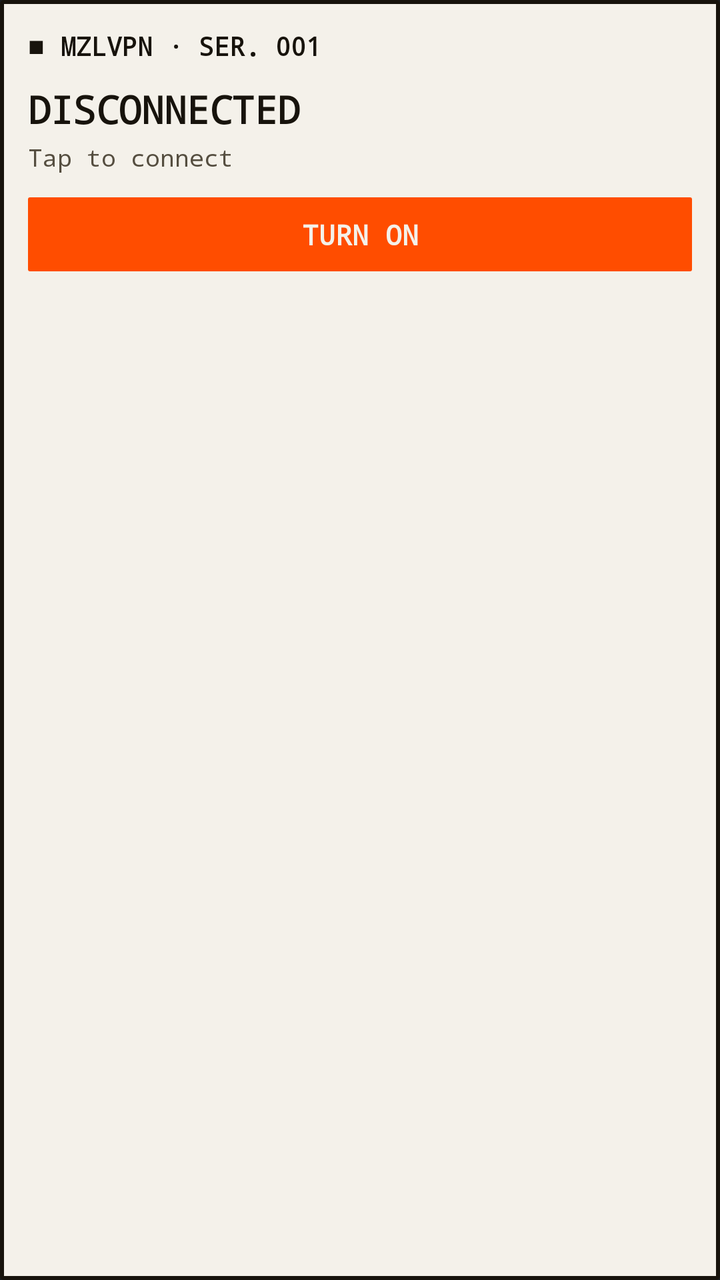
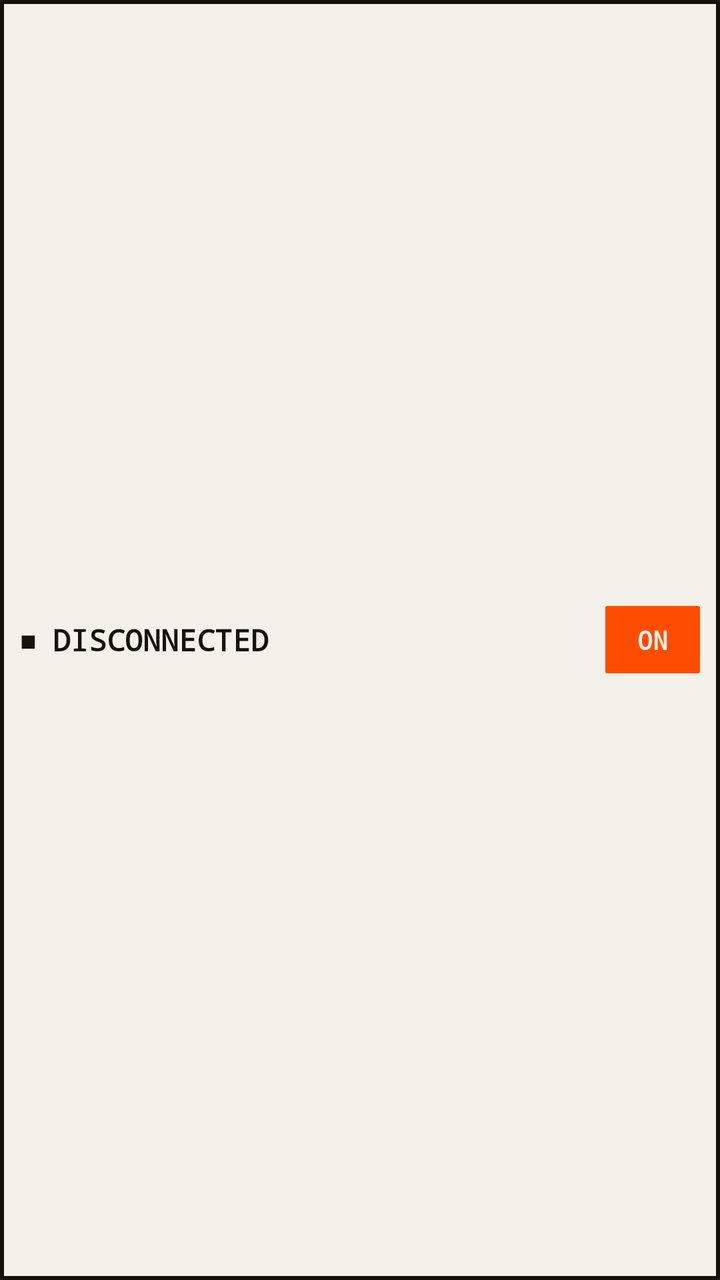

Screens rendered from an Android XML layout before and after an edit, with the pre-edit source and the edit as a unified diff.
<!-- AndroidManifest.xml: application theme android:Theme.DeviceDefault.NoActionBar -->
<!-- res/layout/widget_toggle.xml -->
<?xml version="1.0" encoding="utf-8"?>
<LinearLayout xmlns:android="http://schemas.android.com/apk/res/android"
    android:id="@+id/widget_root"
    android:layout_width="match_parent"
    android:layout_height="match_parent"
    android:background="@drawable/widget_bg"
    android:orientation="vertical"
    android:padding="14dp">

    <LinearLayout
        android:layout_width="match_parent"
        android:layout_height="wrap_content"
        android:gravity="center_vertical"
        android:orientation="horizontal">

        
        <TextView
            android:id="@+id/widget_square"
            android:layout_width="wrap_content"
            android:layout_height="wrap_content"
            android:text="■"
            android:textColor="@color/pribor_ink"
            android:textSize="11sp" />

        <TextView
            android:layout_width="wrap_content"
            android:layout_height="wrap_content"
            android:layout_marginStart="8dp"
            android:fontFamily="monospace"
            android:text="@string/brand_plate"
            android:textColor="@color/pribor_ink"
            android:textSize="13sp"
            android:textStyle="bold" />
    </LinearLayout>

    <TextView
        android:id="@+id/widget_state"
        android:layout_width="match_parent"
        android:layout_height="wrap_content"
        android:layout_marginTop="10dp"
        android:fontFamily="monospace"
        android:text="@string/state_off"
        android:textColor="@color/pribor_ink"
        android:textSize="19sp"
        android:textStyle="bold" />

    <TextView
        android:id="@+id/widget_detail"
        android:layout_width="match_parent"
        android:layout_height="wrap_content"
        android:layout_marginTop="3dp"
        android:fontFamily="monospace"
        android:text="@string/widget_hint_tap_on"
        android:textColor="@color/pribor_ink_soft"
        android:textSize="12sp" />

    <TextView
        android:id="@+id/widget_action"
        android:layout_width="match_parent"
        android:layout_height="wrap_content"
        android:layout_marginTop="12dp"
        android:background="@drawable/widget_btn_signal"
        android:fontFamily="monospace"
        android:gravity="center"
        android:padding="9dp"
        android:text="@string/widget_action_connect"
        android:textColor="@color/pribor_paper"
        android:textSize="14sp"
        android:textStyle="bold" />
</LinearLayout>
<!-- resources referenced by this layout -->
<resources>
  <color name="pribor_ink">#17130C</color>
  <color name="pribor_ink_soft">#554E40</color>
  <color name="pribor_paper">#F4F1EA</color>
  <!-- drawable widget_bg (drawable) -->
  <?xml version="1.0" encoding="utf-8"?>
  <shape xmlns:android="http://schemas.android.com/apk/res/android"
      android:shape="rectangle">
      <solid android:color="@color/pribor_paper" />
      <stroke
          android:width="2dp"
          android:color="@color/pribor_ink" />
      <corners android:radius="1dp" />
  </shape>
  <!-- drawable widget_btn_signal (drawable) -->
  <?xml version="1.0" encoding="utf-8"?>
  <shape xmlns:android="http://schemas.android.com/apk/res/android"
      android:shape="rectangle">
      <solid android:color="@color/pribor_signal" />
      <corners android:radius="1dp" />
  </shape>
  <string name="brand_plate">MZLVPN · SER. 001</string>
  <string name="state_off">DISCONNECTED</string>
  <string name="widget_action_connect">TURN ON</string>
  <string name="widget_hint_tap_on">Tap to connect</string>
  <color name="pribor_signal">#FF4D00</color>
</resources>

<!-- the commit's change to res/layout/widget_toggle.xml (unified diff, before → after) -->
@@ -4,67 +4,42 @@
     android:layout_width="match_parent"
     android:layout_height="match_parent"
     android:background="@drawable/widget_bg"
-    android:orientation="vertical"
-    android:padding="14dp">
+    android:gravity="center_vertical"
+    android:orientation="horizontal"
+    android:padding="10dp">
 
-    <LinearLayout
-        android:layout_width="match_parent"
+    <TextView
+        android:id="@+id/widget_square"
+        android:layout_width="wrap_content"
         android:layout_height="wrap_content"
-        android:gravity="center_vertical"
-        android:orientation="horizontal">
-
-        
-        <TextView
-            android:id="@+id/widget_square"
-            android:layout_width="wrap_content"
-            android:layout_height="wrap_content"
-            android:text="■"
-            android:textColor="@color/pribor_ink"
-            android:textSize="11sp" />
-
-        <TextView
-            android:layout_width="wrap_content"
-            android:layout_height="wrap_content"
-            android:layout_marginStart="8dp"
-            android:fontFamily="monospace"
-            android:text="@string/brand_plate"
-            android:textColor="@color/pribor_ink"
-            android:textSize="13sp"
-            android:textStyle="bold" />
-    </LinearLayout>
+        android:text="■"
+        android:textColor="@color/pribor_ink"
+        android:textSize="11sp" />
 
     <TextView
         android:id="@+id/widget_state"
-        android:layout_width="match_parent"
+        android:layout_width="0dp"
         android:layout_height="wrap_content"
-        android:layout_marginTop="10dp"
+        android:layout_marginStart="8dp"
+        android:layout_weight="1"
         android:fontFamily="monospace"
         android:text="@string/state_off"
         android:textColor="@color/pribor_ink"
-        android:textSize="19sp"
+        android:textSize="15sp"
         android:textStyle="bold" />
 
     <TextView
-        android:id="@+id/widget_detail"
-        android:layout_width="match_parent"
+        android:id="@+id/widget_action"
+        android:layout_width="wrap_content"
         android:layout_height="wrap_content"
-        android:layout_marginTop="3dp"
-        android:fontFamily="monospace"
-        android:text="@string/widget_hint_tap_on"
-        android:textColor="@color/pribor_ink_soft"
-        android:textSize="12sp" />
-
-    <TextView
-        android:id="@+id/widget_action"
-        android:layout_width="match_parent"
-        android:layout_height="wrap_content"
-        android:layout_marginTop="12dp"
+        android:layout_marginStart="10dp"
         android:background="@drawable/widget_btn_signal"
         android:fontFamily="monospace"
         android:gravity="center"
-        android:padding="9dp"
-        android:text="@string/widget_action_connect"
+        android:paddingHorizontal="16dp"
+        android:paddingVertical="8dp"
+        android:text="@string/widget_btn_on"
         android:textColor="@color/pribor_paper"
-        android:textSize="14sp"
+        android:textSize="13sp"
         android:textStyle="bold" />
 </LinearLayout>
<!-- resource entries referenced after the edit -->
@@ -1,7 +1,6 @@
 <!-- resources referenced by this layout -->
 <resources>
   <color name="pribor_ink">#17130C</color>
-  <color name="pribor_ink_soft">#554E40</color>
   <color name="pribor_paper">#F4F1EA</color>
   <!-- drawable widget_bg (drawable) -->
   <?xml version="1.0" encoding="utf-8"?>
@@ -20,10 +19,8 @@
       <solid android:color="@color/pribor_signal" />
       <corners android:radius="1dp" />
   </shape>
-  <string name="brand_plate">MZLVPN · SER. 001</string>
   <string name="state_off">DISCONNECTED</string>
-  <string name="widget_action_connect">TURN ON</string>
-  <string name="widget_hint_tap_on">Tap to connect</string>
+  <string name="widget_btn_on">ON</string>
   <color name="pribor_signal">#FF4D00</color>
 </resources>
 
